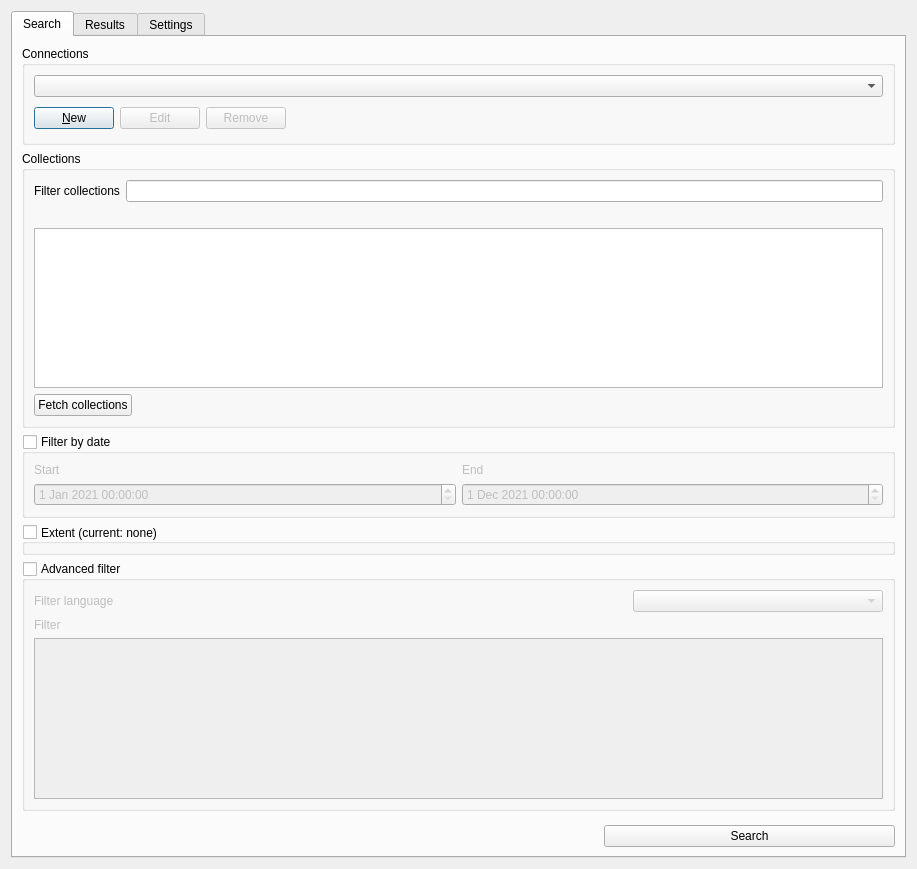
The window that src/qgis_stac/ui/qgis_stac_widget.ui (stac-utils/qgis-stac-plugin) describes before a commit, drawn with Qt 5.
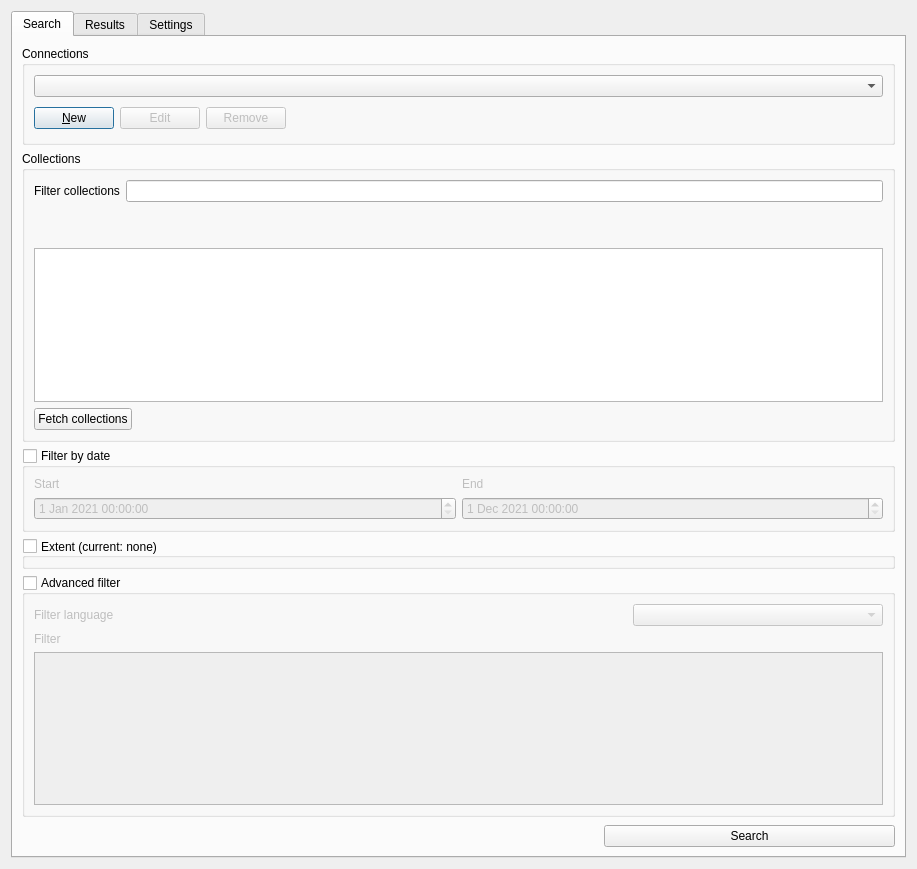
The same window after the commit. Custom widgets are drawn as their Qt base class.

Commit message: show selected collections

```diff
--- a/src/qgis_stac/ui/qgis_stac_widget.ui
+++ b/src/qgis_stac/ui/qgis_stac_widget.ui
@@ -150,6 +150,16 @@
             </property>
            </widget>
           </item>
+          <item>
+           <widget class="QLabel" name="selected_collections_la">
+            <property name="text">
+             <string/>
+            </property>
+            <property name="wordWrap">
+             <bool>true</bool>
+            </property>
+           </widget>
+          </item>
           <item>
            <layout class="QVBoxLayout" name="verticalLayout_5">
             <item>
```
The commit also changes 1 other file.
